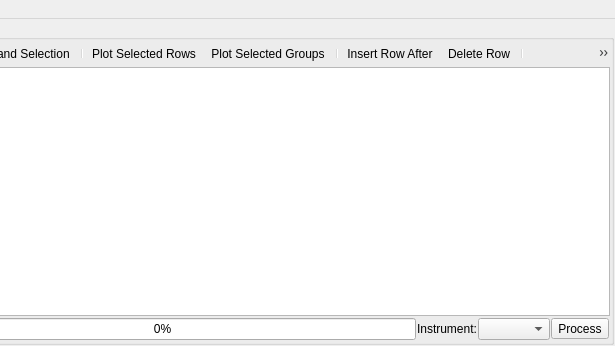
Qt form Code/Mantid/MantidQt/CustomInterfaces/inc/MantidQtCustomInterfaces/ReflMainWidget.ui (mantidproject/mantid) before a commit; both pictures show x 344 to 959 and y 0 to 346 of the 959 by 346 pixel window.
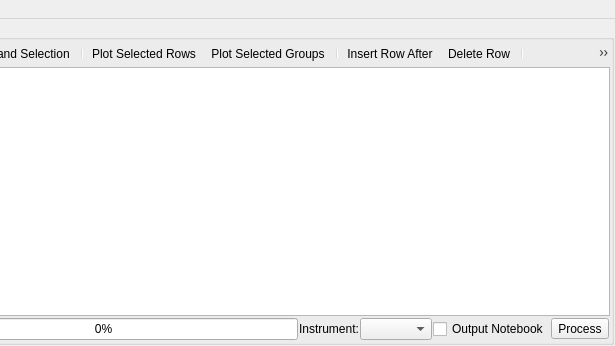
The same form after that commit. Icons and pictures are not drawn.

Commit message: Re #13540 Checkbox in GUI to choose whether to output notebook

Diff of the .ui file:
```diff
--- a/Code/Mantid/MantidQt/CustomInterfaces/inc/MantidQtCustomInterfaces/ReflMainWidget.ui
+++ b/Code/Mantid/MantidQt/CustomInterfaces/inc/MantidQtCustomInterfaces/ReflMainWidget.ui
@@ -312,6 +312,13 @@
               </property>
              </widget>
             </item>
+            <item>
+             <widget class="QCheckBox" name="checkEnableNotebook">
+              <property name="text">
+               <string>Output Notebook</string>
+              </property>
+             </widget>
+            </item>
             <item>
              <widget class="QToolButton" name="buttonProcess">
               <property name="text">
```
Left out of the diff: 2 changed lines with no effect on the pictures. The commit also changes 4 other files.
